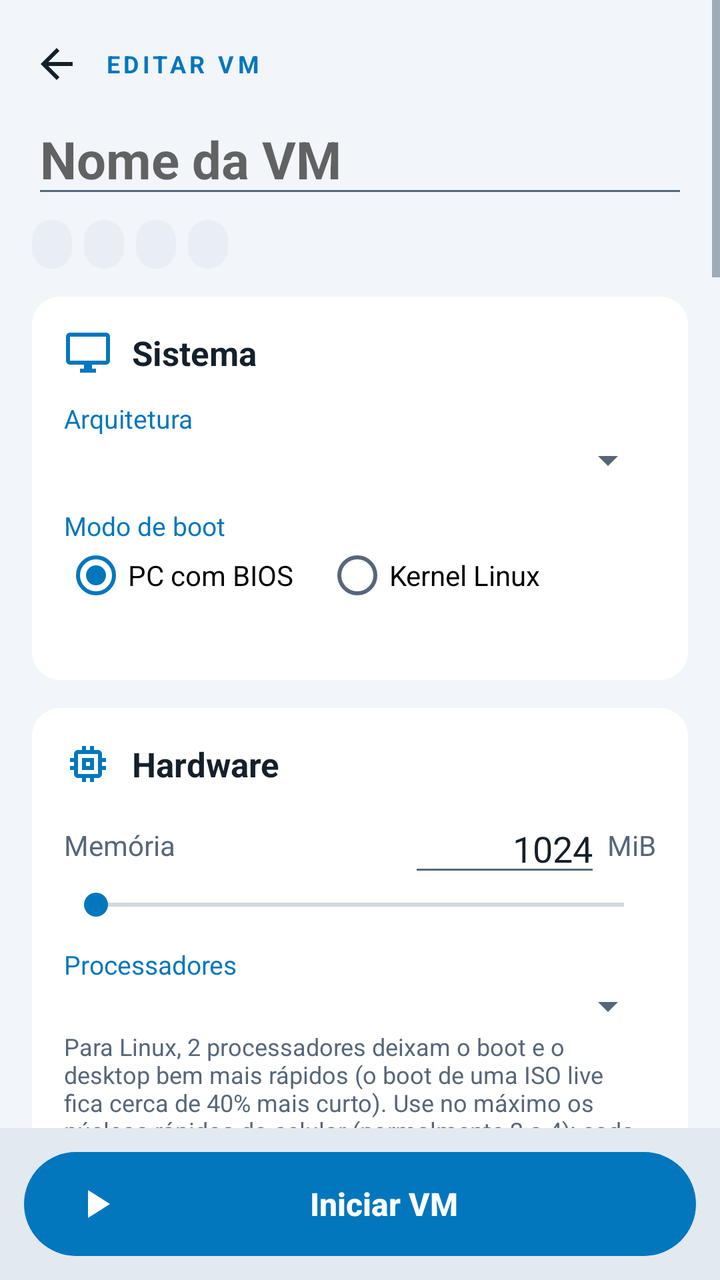
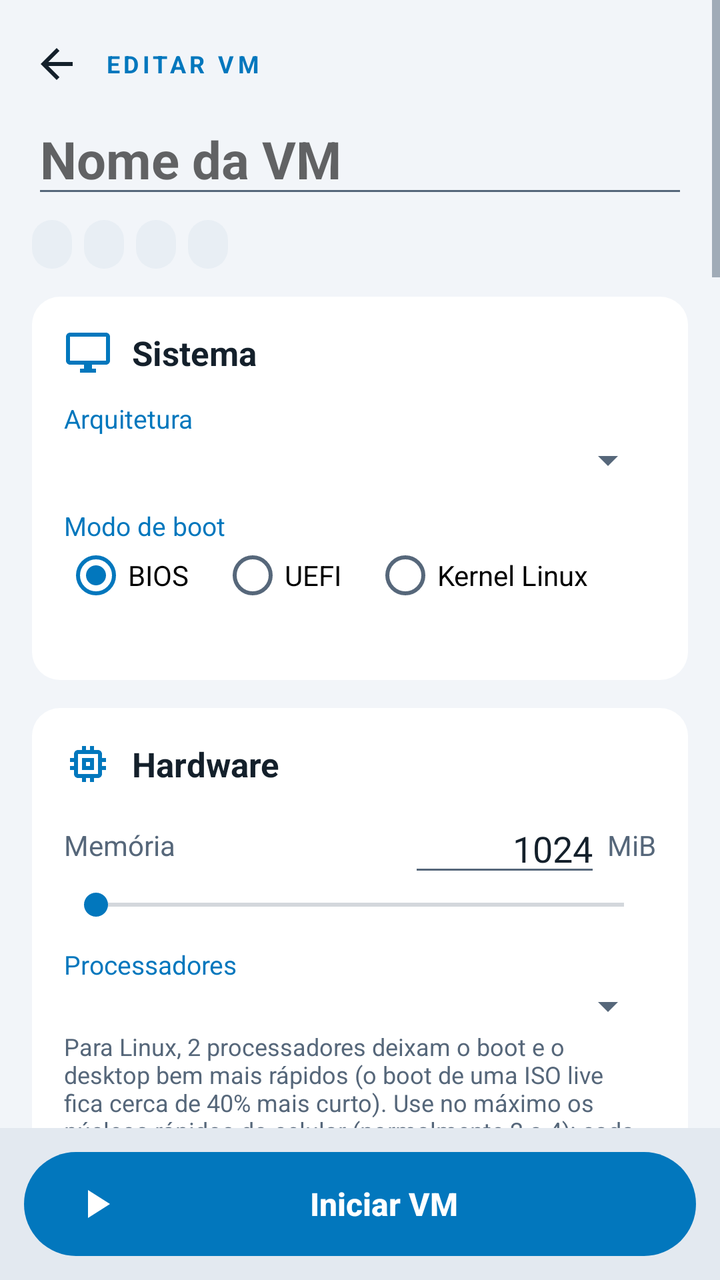

Compare the two renders of this Android layout. The source of the first and the diff that turns it into the second are given below.
<!-- AndroidManifest.xml: application theme Theme.MultiVM -->
<!-- res/layout/activity_main.xml -->
<?xml version="1.0" encoding="utf-8"?>
<LinearLayout xmlns:android="http://schemas.android.com/apk/res/android"
    android:layout_width="match_parent"
    android:layout_height="match_parent"
    android:orientation="vertical">

    <ScrollView
        android:layout_width="match_parent"
        android:layout_height="0dp"
        android:layout_weight="1"
        android:fillViewport="true">

        <LinearLayout
            android:layout_width="match_parent"
            android:layout_height="wrap_content"
            android:orientation="vertical"
            android:paddingStart="16dp"
            android:paddingTop="12dp"
            android:paddingEnd="16dp"
            android:paddingBottom="16dp">

            
            <LinearLayout
                android:layout_width="match_parent"
                android:layout_height="wrap_content"
                android:gravity="center_vertical"
                android:orientation="horizontal">

                <ImageButton
                    android:id="@+id/back"
                    android:layout_width="40dp"
                    android:layout_height="40dp"
                    android:layout_marginStart="-8dp"
                    android:background="@drawable/round_btn_bg"
                    android:contentDescription="Voltar"
                    android:src="@drawable/ic_back"
                    android:tint="@color/text" />

                <TextView
                    android:layout_width="wrap_content"
                    android:layout_height="wrap_content"
                    android:layout_marginStart="4dp"
                    android:letterSpacing="0.15"
                    android:text="EDITAR VM"
                    android:textColor="@color/accent"
                    android:textSize="12sp"
                    android:textStyle="bold" />
            </LinearLayout>

            <EditText
                android:id="@+id/title"
                android:layout_width="match_parent"
                android:layout_height="wrap_content"
                android:hint="Nome da VM"
                android:inputType="textCapSentences"
                android:singleLine="true"
                android:textColor="@color/text"
                android:textSize="26sp"
                android:textStyle="bold" />

            <HorizontalScrollView
                android:layout_width="match_parent"
                android:layout_height="wrap_content"
                android:layout_marginTop="6dp"
                android:scrollbars="none">

                <LinearLayout
                    android:layout_width="wrap_content"
                    android:layout_height="wrap_content"
                    android:orientation="horizontal">

                    <TextView android:id="@+id/chipArch" style="@style/Chip" />
                    <TextView android:id="@+id/chipRam" style="@style/Chip" />
                    <TextView android:id="@+id/chipMode" style="@style/Chip" />
                    <TextView android:id="@+id/chipMedia" style="@style/Chip" />
                </LinearLayout>
            </HorizontalScrollView>

            
            <LinearLayout style="@style/Card">

                <TextView
                    style="@style/CardTitle"
                    android:drawableStart="@drawable/ic_monitor"
                    android:text="Sistema" />

                <TextView
                    style="@style/Label"
                    android:text="Arquitetura" />

                <Spinner
                    android:id="@+id/arch"
                    android:layout_width="match_parent"
                    android:layout_height="wrap_content" />

                <TextView
                    style="@style/Label"
                    android:text="Modo de boot" />

                <RadioGroup
                    android:id="@+id/bootMode"
                    android:layout_width="match_parent"
                    android:layout_height="wrap_content"
                    android:orientation="horizontal">

                    <RadioButton
                        android:id="@+id/modeBios"
                        android:layout_width="wrap_content"
                        android:layout_height="wrap_content"
                        android:checked="true"
                        android:text="PC com BIOS" />

                    <RadioButton
                        android:id="@+id/modeKernel"
                        android:layout_width="wrap_content"
                        android:layout_height="wrap_content"
                        android:layout_marginStart="16dp"
                        android:text="Kernel Linux" />
                </RadioGroup>

                <TextView
                    android:id="@+id/archHelp"
                    style="@style/WizHelp"
                    android:textSize="12sp" />
            </LinearLayout>

            
            <LinearLayout style="@style/Card">

                <TextView
                    style="@style/CardTitle"
                    android:drawableStart="@drawable/ic_memory"
                    android:text="Hardware" />

                <LinearLayout
                    android:layout_width="match_parent"
                    android:layout_height="wrap_content"
                    android:layout_marginTop="8dp"
                    android:gravity="center_vertical"
                    android:orientation="horizontal">

                    <TextView
                        android:layout_width="0dp"
                        android:layout_height="wrap_content"
                        android:layout_weight="1"
                        android:text="Memória"
                        android:textColor="@color/text2" />

                    <EditText
                        android:id="@+id/ram"
                        android:layout_width="96dp"
                        android:layout_height="wrap_content"
                        android:gravity="end"
                        android:inputType="number"
                        android:text="1024" />

                    <TextView
                        android:layout_width="wrap_content"
                        android:layout_height="wrap_content"
                        android:text=" MiB"
                        android:textColor="@color/text2" />
                </LinearLayout>

                <SeekBar
                    android:id="@+id/ramBar"
                    android:layout_width="match_parent"
                    android:layout_height="wrap_content" />

                <TextView
                    android:id="@+id/ramHelp"
                    android:layout_width="match_parent"
                    android:layout_height="wrap_content"
                    android:textColor="@color/warn"
                    android:textSize="12sp"
                    android:visibility="gone" />

                <LinearLayout
                    android:id="@+id/cpuBox"
                    android:layout_width="match_parent"
                    android:layout_height="wrap_content"
                    android:orientation="vertical">

                    <TextView
                        style="@style/Label"
                        android:text="Processadores" />

                    <Spinner
                        android:id="@+id/cpus"
                        android:layout_width="match_parent"
                        android:layout_height="wrap_content" />

                    <TextView
                        android:layout_width="match_parent"
                        android:layout_height="wrap_content"
                        android:text="Para Linux, 2 processadores deixam o boot e o desktop bem mais rápidos (o boot de uma ISO live fica cerca de 40% mais curto). Use no máximo os núcleos rápidos do celular (normalmente 2 a 4); cada processador a mais deixa cada um um pouco mais lento, então para um programa só, 1 é melhor. Dica: uma ISO live descomprime o sistema a cada boot; instalado num disco virtual, o mesmo Linux inicia até 2,5 vezes mais rápido. Sistemas instalados com 1 processador (como o Windows XP) continuam usando 1."
                        android:textColor="@color/text2"
                        android:textSize="12sp" />
                </LinearLayout>

                <TextView
                    style="@style/Label"
                    android:text="Relógio (RTC)" />

                <Spinner
                    android:id="@+id/rtcMode"
                    android:layout_width="match_parent"
                    android:layout_height="wrap_content" />

                <EditText
                    android:id="@+id/rtcDate"
                    android:layout_width="match_parent"
                    android:layout_height="wrap_content"
                    android:fontFamily="monospace"
                    android:hint="AAAA-MM-DD HH:MM"
                    android:inputType="datetime" />
            </LinearLayout>

            
            <LinearLayout style="@style/Card">

                <TextView
                    style="@style/CardTitle"
                    android:drawableStart="@drawable/ic_hdd"
                    android:text="Armazenamento" />

                <com.multivm.app.MediaListView
                    android:id="@+id/mlDisks"
                    android:layout_width="match_parent"
                    android:layout_height="wrap_content" />

                <com.multivm.app.MediaListView
                    android:id="@+id/mlCds"
                    android:layout_width="match_parent"
                    android:layout_height="wrap_content" />

                <com.multivm.app.MediaListView
                    android:id="@+id/mlFloppies"
                    android:layout_width="match_parent"
                    android:layout_height="wrap_content" />

                <LinearLayout
                    android:id="@+id/ctrlGroup"
                    android:layout_width="match_parent"
                    android:layout_height="wrap_content"
                    android:orientation="vertical">

                    <TextView
                        style="@style/Label"
                        android:layout_marginTop="16dp"
                        android:text="Controlador" />

                    <RadioGroup
                        android:layout_width="match_parent"
                        android:layout_height="wrap_content"
                        android:orientation="horizontal">

                        <RadioButton
                            android:id="@+id/ide"
                            android:layout_width="wrap_content"
                            android:layout_height="wrap_content"
                            android:checked="true"
                            android:text="IDE" />

                        <RadioButton
                            android:id="@+id/sata"
                            android:layout_width="wrap_content"
                            android:layout_height="wrap_content"
                            android:layout_marginStart="16dp"
                            android:text="SATA/AHCI" />

                        <RadioButton
                            android:id="@+id/virtioCtrl"
                            android:layout_width="wrap_content"
                            android:layout_height="wrap_content"
                            android:layout_marginStart="16dp"
                            android:text="virtio" />
                    </RadioGroup>

                    <TextView
                        android:id="@+id/ctrlHelp"
                        style="@style/WizHelp"
                        android:textSize="12sp" />
                </LinearLayout>
            </LinearLayout>

            
            <LinearLayout style="@style/Card">

                <TextView
                    style="@style/CardTitle"
                    android:drawableStart="@drawable/ic_boot"
                    android:text="Inicialização" />

                
                <LinearLayout
                    android:id="@+id/biosGroup"
                    android:layout_width="match_parent"
                    android:layout_height="wrap_content"
                    android:orientation="vertical">

                    <TextView
                        style="@style/Label"
                        android:text="Ordem de boot" />

                    <Spinner
                        android:id="@+id/bootOrder"
                        android:layout_width="match_parent"
                        android:layout_height="wrap_content" />
                </LinearLayout>

                
                <LinearLayout
                    android:id="@+id/kernelGroup"
                    android:layout_width="match_parent"
                    android:layout_height="wrap_content"
                    android:orientation="vertical">

                    <TextView
                        style="@style/Label"
                        android:text="Kernel" />

                    <LinearLayout style="@style/FileRow">
                        <TextView android:id="@+id/kernelName" style="@style/FileName" />
                        <Button android:id="@+id/kernelPick" style="@style/SmallButton" android:text="Escolher" />
                        <Button android:id="@+id/kernelClear" style="@style/SmallButton" android:text="✕" />
                    </LinearLayout>

                    <TextView
                        style="@style/Label"
                        android:text="Initrd (opcional)" />

                    <LinearLayout style="@style/FileRow">
                        <TextView android:id="@+id/initrdName" style="@style/FileName" />
                        <Button android:id="@+id/initrdPick" style="@style/SmallButton" android:text="Escolher" />
                        <Button android:id="@+id/initrdClear" style="@style/SmallButton" android:text="✕" />
                    </LinearLayout>

                    <TextView
                        style="@style/Label"
                        android:text="Linha de comando (vazio = console padrão)" />

                    <EditText
                        android:id="@+id/cmdline"
                        android:layout_width="match_parent"
                        android:layout_height="wrap_content"
                        android:fontFamily="monospace"
                        android:hint="console=ttyS0"
                        android:inputType="text" />

                    <TextView
                        style="@style/Label"
                        android:text="Parâmetros rápidos (toque para ligar/desligar)" />

                    <HorizontalScrollView
                        android:layout_width="match_parent"
                        android:layout_height="wrap_content"
                        android:layout_marginTop="4dp"
                        android:scrollbars="none">

                        <LinearLayout
                            android:id="@+id/quickParams"
                            android:layout_width="wrap_content"
                            android:layout_height="wrap_content"
                            android:orientation="horizontal" />
                    </HorizontalScrollView>

                    <CheckBox
                        android:id="@+id/fbEnable"
                        android:layout_width="wrap_content"
                        android:layout_height="wrap_content"
                        android:text="Tela gráfica (framebuffer)" />

                    <Spinner
                        android:id="@+id/fbRes"
                        android:layout_width="match_parent"
                        android:layout_height="wrap_content" />

                    <EditText
                        android:id="@+id/fbSize"
                        android:layout_width="match_parent"
                        android:layout_height="wrap_content"
                        android:hint="LARGURAxALTURA"
                        android:inputType="text"
                        android:text="800x600" />

                    
                    <LinearLayout
                        android:id="@+id/dtbGroup"
                        android:layout_width="match_parent"
                        android:layout_height="wrap_content"
                        android:orientation="vertical">

                        <TextView
                            style="@style/Label"
                            android:text="Device tree (DTB) — opcional; sem ele é gerado automaticamente" />

                        <LinearLayout style="@style/FileRow">
                            <TextView android:id="@+id/dtbName" style="@style/FileName" />
                            <Button android:id="@+id/dtbPick" style="@style/SmallButton" android:text="Escolher" />
                            <Button android:id="@+id/dtbClear" style="@style/SmallButton" android:text="✕" />
                        </LinearLayout>
                    </LinearLayout>

                    <TextView
                        style="@style/Label"
                        android:text="Endereço de carga de binário bruto (hex, vazio = padrão)" />

                    <EditText
                        android:id="@+id/rawAddr"
                        android:layout_width="match_parent"
                        android:layout_height="wrap_content"
                        android:fontFamily="monospace"
                        android:hint="ex.: 0x40080000"
                        android:inputType="text|textNoSuggestions" />
                </LinearLayout>
            </LinearLayout>

            
            <LinearLayout style="@style/Card">

                <TextView
                    style="@style/CardTitle"
                    android:drawableStart="@drawable/ic_network"
                    android:text="Som e rede" />

                <TextView
                    style="@style/Label"
                    android:text="Placa de som" />

                <Spinner
                    android:id="@+id/sound"
                    android:layout_width="match_parent"
                    android:layout_height="wrap_content" />

                <CheckBox
                    android:id="@+id/mic"
                    android:layout_width="wrap_content"
                    android:layout_height="wrap_content"
                    android:text="Microfone (entrada de áudio do aparelho)" />

                <TextView
                    style="@style/Label"
                    android:text="Placa de rede" />

                <Spinner
                    android:id="@+id/nic"
                    android:layout_width="match_parent"
                    android:layout_height="wrap_content" />

                <TextView
                    android:id="@+id/netHelp"
                    style="@style/WizHelp"
                    android:textSize="12sp" />

                <TextView
                    style="@style/Label"
                    android:layout_marginTop="16dp"
                    android:text="Redirecionamento de portas (aparelho → VM)" />

                <LinearLayout
                    android:id="@+id/fwdList"
                    android:layout_width="match_parent"
                    android:layout_height="wrap_content"
                    android:orientation="vertical" />

                <Button
                    android:id="@+id/fwdAdd"
                    style="@style/OutlineButton"
                    android:layout_marginTop="8dp"
                    android:drawableStart="@drawable/ic_add"
                    android:drawableTint="@color/accent"
                    android:text="Adicionar redirecionamento" />
            </LinearLayout>

            
            <LinearLayout style="@style/Card">

                <TextView
                    style="@style/CardTitle"
                    android:drawableStart="@drawable/ic_cast"
                    android:text="Acesso remoto (VNC)" />

                <CheckBox
                    android:id="@+id/vnc"
                    android:layout_width="wrap_content"
                    android:layout_height="wrap_content"
                    android:layout_marginTop="8dp"
                    android:text="Ativar servidor VNC" />

                <LinearLayout
                    android:id="@+id/vncGroup"
                    android:layout_width="match_parent"
                    android:layout_height="wrap_content"
                    android:orientation="vertical">

                    <TextView
                        style="@style/Label"
                        android:text="Tela ou porta (1 = tela :1 = porta 5901)" />

                    <EditText
                        android:id="@+id/vncPort"
                        android:layout_width="match_parent"
                        android:layout_height="wrap_content"
                        android:inputType="number"
                        android:text="5900" />

                    <TextView
                        style="@style/Label"
                        android:text="Senha (opcional, até 8 caracteres)" />

                    <EditText
                        android:id="@+id/vncPassword"
                        android:layout_width="match_parent"
                        android:layout_height="wrap_content"
                        android:inputType="textPassword"
                        android:maxLength="8" />

                    <CheckBox
                        android:id="@+id/vncLan"
                        android:layout_width="wrap_content"
                        android:layout_height="wrap_content"
                        android:text="Permitir acesso pela rede local (Wi-Fi)" />

                    <TextView
                        android:id="@+id/vncHelp"
                        style="@style/WizHelp"
                        android:textSize="12sp" />
                </LinearLayout>
            </LinearLayout>

            <TextView
                android:id="@+id/info"
                android:layout_width="match_parent"
                android:layout_height="wrap_content"
                android:layout_marginTop="16dp"
                android:textColor="@color/text2"
                android:textSize="11sp" />
        </LinearLayout>
    </ScrollView>

    
    <LinearLayout
        android:layout_width="match_parent"
        android:layout_height="wrap_content"
        android:background="@color/bg_dark"
        android:padding="12dp">

        <Button
            android:id="@+id/start"
            style="@style/PrimaryButton"
            android:layout_width="match_parent"
            android:drawableStart="@drawable/ic_play"
            android:text="Iniciar VM" />
    </LinearLayout>
</LinearLayout>
<!-- resources referenced by this layout -->
<resources>
  <color name="accent">#4FC3F7</color>
  <color name="bg_dark">#0A1018</color>
  <color name="text">#ECF1F6</color>
  <color name="text2">#9FB0C0</color>
  <color name="warn">#FFB74D</color>
  <!-- drawable ic_play (drawable) -->
  <?xml version="1.0" encoding="utf-8"?>
  <vector xmlns:android="http://schemas.android.com/apk/res/android"
      android:width="24dp" android:height="24dp" android:viewportWidth="24" android:viewportHeight="24"
      android:tint="?android:attr/textColorPrimary">
      <path android:fillColor="#FFFFFFFF" android:pathData="M8,5v14l11,-7z" />
  </vector>
  <!-- drawable round_btn_bg (drawable) -->
  <?xml version="1.0" encoding="utf-8"?>
  <ripple xmlns:android="http://schemas.android.com/apk/res/android" android:color="#554FC3F7">
      <item android:id="@android:id/mask">
          <shape android:shape="oval">
              <solid android:color="#FFFFFFFF" />
          </shape>
      </item>
  </ripple>
  <style name="Card">
          <item name="android:layout_width">match_parent</item>
          <item name="android:layout_height">wrap_content</item>
          <item name="android:layout_marginTop">14dp</item>
          <item name="android:background">@drawable/card_bg</item>
          <item name="android:orientation">vertical</item>
          <item name="android:padding">16dp</item>
      </style>
  <style name="FileName">
          <item name="android:layout_width">0dp</item>
          <item name="android:layout_height">wrap_content</item>
          <item name="android:layout_weight">1</item>
          <item name="android:ellipsize">middle</item>
          <item name="android:singleLine">true</item>
          <item name="android:text">(nenhum)</item>
      </style>
  <style name="FileRow">
          <item name="android:layout_width">match_parent</item>
          <item name="android:layout_height">wrap_content</item>
          <item name="android:orientation">horizontal</item>
          <item name="android:gravity">center_vertical</item>
      </style>
  <style name="Label">
          <item name="android:layout_width">wrap_content</item>
          <item name="android:layout_height">wrap_content</item>
          <item name="android:layout_marginTop">12dp</item>
          <item name="android:textColor">@color/accent</item>
          <item name="android:textSize">13sp</item>
      </style>
  <style name="SmallButton" parent="OutlineButton">
          <item name="android:layout_marginStart">6dp</item>
          <item name="android:minWidth">44dp</item>
      </style>
  <style name="WizHelp">
          <item name="android:layout_width">match_parent</item>
          <item name="android:layout_height">wrap_content</item>
          <item name="android:layout_marginTop">4dp</item>
          <item name="android:textColor">@color/text2</item>
          <item name="android:textSize">14sp</item>
      </style>
  <!-- drawable card_bg (drawable) -->
  <?xml version="1.0" encoding="utf-8"?>
  <shape xmlns:android="http://schemas.android.com/apk/res/android" android:shape="rectangle">
      <solid android:color="@color/surface" />
      <corners android:radius="14dp" />
  </shape>
  <!-- drawable chip_bg (drawable) -->
  <?xml version="1.0" encoding="utf-8"?>
  <shape xmlns:android="http://schemas.android.com/apk/res/android" android:shape="rectangle">
      <solid android:color="@color/surface2" />
      <corners android:radius="12dp" />
  </shape>
  <color name="on_accent">#062233</color>
  <color name="bg">#0E1621</color>
  <color name="surface">#18222E</color>
  <color name="surface2">#223040</color>
  <color name="outline">#2E4053</color>
  <!-- drawable dialog_bg (drawable) -->
  <?xml version="1.0" encoding="utf-8"?>
  <shape xmlns:android="http://schemas.android.com/apk/res/android" android:shape="rectangle">
      <solid android:color="@color/surface" />
      <corners android:radius="16dp" />
  </shape>
  <!-- unchanged entries left out for length: 16 -->
</resources>

<!-- the commit's change to res/layout/activity_main.xml (unified diff, before → after) -->
@@ -108,7 +108,14 @@
                         android:layout_width="wrap_content"
                         android:layout_height="wrap_content"
                         android:checked="true"
-                        android:text="PC com BIOS" />
+                        android:text="BIOS" />
+
+                    <RadioButton
+                        android:id="@+id/modeUefi"
+                        android:layout_width="wrap_content"
+                        android:layout_height="wrap_content"
+                        android:layout_marginStart="16dp"
+                        android:text="UEFI" />
 
                     <RadioButton
                         android:id="@+id/modeKernel"
